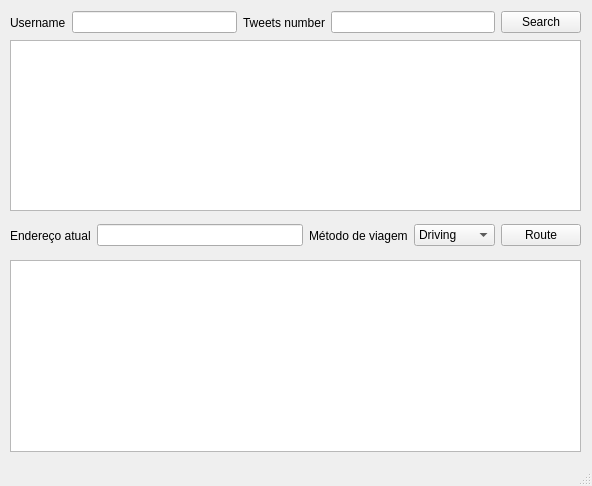
This is app_gui.ui in hstefan/sd-t3 as Qt 5 draws it before an edit. The edited form follows.
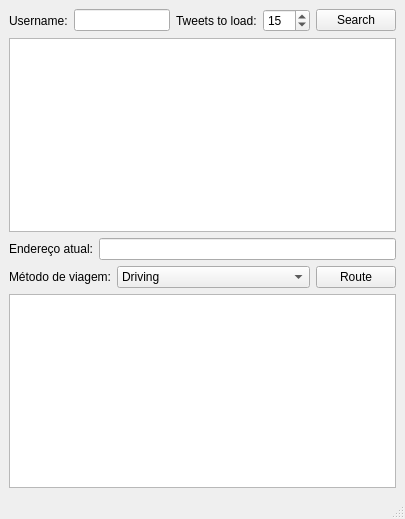
This is the edited form.

Commit message: Re-organized GUI and added better error handling.

```diff
--- a/app_gui.ui
+++ b/app_gui.ui
@@ -6,53 +6,90 @@
    <rect>
     <x>0</x>
     <y>0</y>
-    <width>592</width>
-    <height>486</height>
+    <width>405</width>
+    <height>519</height>
    </rect>
   </property>
   <property name="windowTitle">
    <string>MainWindow</string>
   </property>
   <widget class="QWidget" name="centralwidget">
-   <widget class="QListWidget" name="lv_tweets">
-    <property name="geometry">
-     <rect>
-      <x>10</x>
-      <y>40</y>
-      <width>571</width>
-      <height>171</height>
-     </rect>
-    </property>
-   </widget>
-   <widget class="QWidget" name="horizontalLayoutWidget">
-    <property name="geometry">
-     <rect>
-      <x>10</x>
-      <y>220</y>
-      <width>571</width>
-      <height>31</height>
-     </rect>
-    </property>
+   <layout class="QVBoxLayout" name="verticalLayout">
+    <item>
+     <layout class="QHBoxLayout" name="horizontalLayout">
+      <item>
+       <widget class="QLabel" name="label">
+        <property name="text">
+         <string>Username:</string>
+        </property>
+       </widget>
+      </item>
+      <item>
+       <widget class="QLineEdit" name="le_user"/>
+      </item>
+      <item>
+       <widget class="QLabel" name="label_2">
+        <property name="text">
+         <string>Tweets to load:</string>
+        </property>
+       </widget>
+      </item>
+      <item>
+       <widget class="QSpinBox" name="le_tweets_number">
+        <property name="minimum">
+         <number>1</number>
+        </property>
+        <property name="maximum">
+         <number>100</number>
+        </property>
+        <property name="value">
+         <number>15</number>
+        </property>
+       </widget>
+      </item>
+      <item>
+       <widget class="QPushButton" name="bt_search">
+        <property name="text">
+         <string>Search</string>
+        </property>
+       </widget>
+      </item>
+     </layout>
+    </item>
+    <item>
+     <widget class="QListWidget" name="lv_tweets"/>
+    </item>
+    <item>
     <layout class="QHBoxLayout" name="horizontalLayout_2">
      <item>
       <widget class="QLabel" name="label_3">
        <property name="text">
-        <string>Endereço atual</string>
+         <string>Endereço atual:</string>
        </property>
       </widget>
      </item>
      <item>
       <widget class="QLineEdit" name="le_address"/>
      </item>
+     </layout>
+    </item>
+    <item>
+     <layout class="QHBoxLayout" name="horizontalLayout_3">
      <item>
       <widget class="QLabel" name="label_4">
        <property name="text">
-        <string>Método de viagem</string>
+         <string>Método de viagem:</string>
        </property>
       </widget>
      </item>
      <item>
       <widget class="QComboBox" name="cb_mode">
+        <property name="sizePolicy">
+         <sizepolicy hsizetype="Expanding" vsizetype="Fixed">
+          <horstretch>0</horstretch>
+          <verstretch>0</verstretch>
+         </sizepolicy>
+        </property>
        <item>
         <property name="text">
          <string>Driving</string>
@@ -83,68 +120,13 @@
       </widget>
      </item>
     </layout>
-   </widget>
-   <widget class="QListWidget" name="lv_directions">
-    <property name="geometry">
-     <rect>
-      <x>10</x>
-      <y>260</y>
-      <width>571</width>
-      <height>192</height>
-     </rect>
-    </property>
-   </widget>
-   <widget class="QWidget" name="">
-    <property name="geometry">
-     <rect>
-      <x>10</x>
-      <y>10</y>
-      <width>571</width>
-      <height>25</height>
-     </rect>
-    </property>
-    <layout class="QHBoxLayout" name="horizontalLayout">
-     <item>
-      <widget class="QLabel" name="label">
-       <property name="text">
-        <string>Username</string>
-       </property>
-      </widget>
      </item>
      <item>
-      <widget class="QLineEdit" name="le_user"/>
-     </item>
-     <item>
-      <widget class="QLabel" name="label_2">
-       <property name="text">
-        <string>Tweets number</string>
-       </property>
-      </widget>
-     </item>
-     <item>
-      <widget class="QLineEdit" name="le_tweets_number"/>
-     </item>
-     <item>
-      <widget class="QPushButton" name="bt_search">
-       <property name="text">
-        <string>Search</string>
-       </property>
-      </widget>
+     <widget class="QListWidget" name="lv_directions"/>
      </item>
     </layout>
    </widget>
-  </widget>
-  <widget class="QMenuBar" name="menubar">
-   <property name="geometry">
-    <rect>
-     <x>0</x>
-     <y>0</y>
-     <width>592</width>
-     <height>21</height>
-    </rect>
-   </property>
-  </widget>
-  <widget class="QStatusBar" name="statusbar"/>
+  <widget class="QStatusBar" name="statusBar"/>
  </widget>
  <resources/>
  <connections/>
```
Lines whose indentation alone changed are shown as unchanged. The commit also changes 2 other files.
